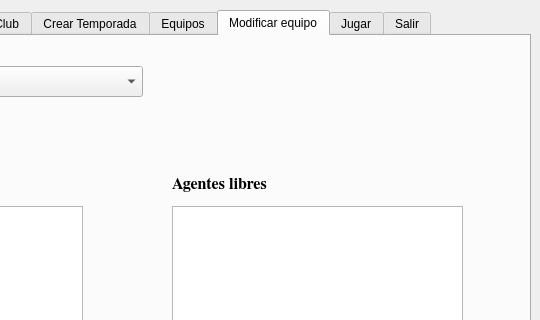
Qt form mainWtabs.ui (Jeancasoto/ThePlaceToBet) before a commit; both pictures show x 260 to 800 and y 0 to 320 of the 800 by 636 pixel window.
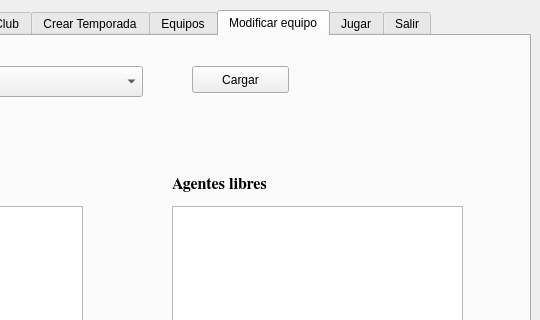
The same form after that commit. The open tabs and pages were chosen to show the change. Icons and pictures are not drawn.

Commit message: Recuperando avances

```diff
--- a/mainWtabs.ui
+++ b/mainWtabs.ui
@@ -951,6 +951,19 @@
        <string>Agregar</string>
       </property>
      </widget>
+     <widget class="QPushButton" name="cargar_cbEquipos">
+      <property name="geometry">
+       <rect>
+        <x>440</x>
+        <y>30</y>
+        <width>97</width>
+        <height>27</height>
+       </rect>
+      </property>
+      <property name="text">
+       <string>Cargar</string>
+      </property>
+     </widget>
     </widget>
     <widget class="QWidget" name="tab_3">
      <attribute name="title">
```
Left out of the diff: 2 changed lines with no effect on the pictures. The commit also changes 1 other file.
